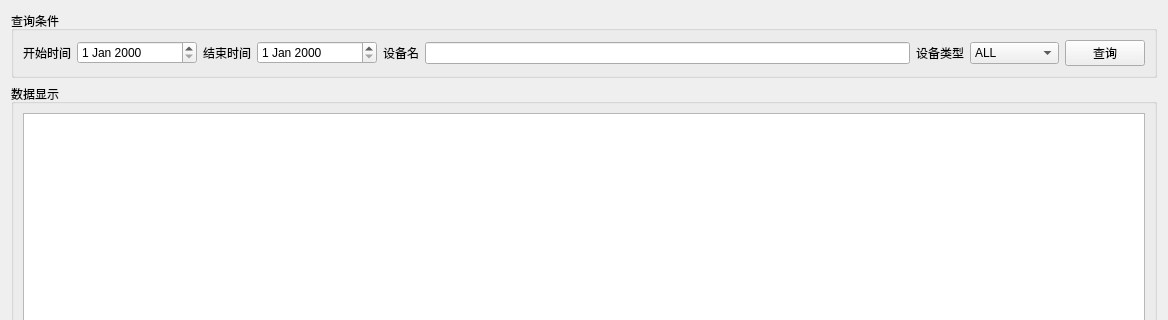
Qt form IoT-Monitoring-Platform/Monitoring_Platform/DataMonitor/datamonitor.ui (earthgigi/IoT-Monitoring-Platform) before a commit; both pictures show x 0 to 1168 and y 0 to 320 of the 1168 by 863 pixel window.
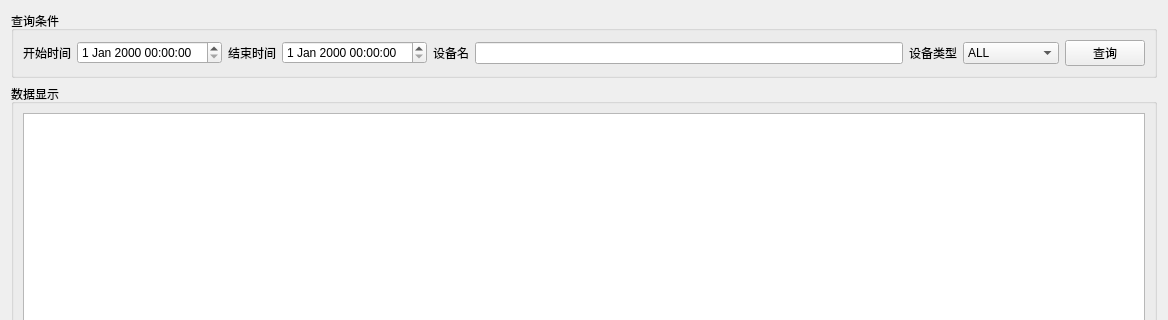
The same form after that commit.

```diff
--- a/IoT-Monitoring-Platform/Monitoring_Platform/DataMonitor/datamonitor.ui
+++ b/IoT-Monitoring-Platform/Monitoring_Platform/DataMonitor/datamonitor.ui
@@ -13,12 +13,14 @@
   <property name="windowTitle">
    <string>Form</string>
   </property>
-  <layout class="QGridLayout" name="gridLayout_3">
+  <layout class="QGridLayout" name="gridLayout_4">
    <item row="0" column="0">
     <widget class="QGroupBox" name="groupBox">
      <property name="title">
       <string>查询条件</string>
      </property>
+     <layout class="QGridLayout" name="gridLayout">
+      <item row="0" column="0">
      <layout class="QHBoxLayout" name="horizontalLayout">
       <item>
        <widget class="QLabel" name="label">
@@ -28,20 +30,7 @@
        </widget>
       </item>
       <item>
-       <widget class="QDateEdit" name="edit_startDate">
-        <property name="minimumSize">
-         <size>
-          <width>120</width>
-          <height>0</height>
-         </size>
-        </property>
-        <property name="maximumSize">
-         <size>
-          <width>120</width>
-          <height>16777215</height>
-         </size>
-        </property>
-       </widget>
+         <widget class="QDateTimeEdit" name="edit_startDate"/>
       </item>
       <item>
        <widget class="QLabel" name="label_2">
@@ -51,20 +40,7 @@
        </widget>
       </item>
       <item>
-       <widget class="QDateEdit" name="edit_endDate">
-        <property name="minimumSize">
-         <size>
-          <width>120</width>
-          <height>0</height>
-         </size>
-        </property>
-        <property name="maximumSize">
-         <size>
-          <width>120</width>
-          <height>16777215</height>
-         </size>
-        </property>
-       </widget>
+         <widget class="QDateTimeEdit" name="edit_endDate"/>
       </item>
       <item>
        <widget class="QLabel" name="label_3">
@@ -92,7 +68,7 @@
         </item>
         <item>
          <property name="text">
-          <string>temprature</string>
+            <string>temperature</string>
          </property>
         </item>
         <item>
@@ -115,6 +91,8 @@
        </widget>
       </item>
      </layout>
+      </item>
+     </layout>
     </widget>
    </item>
    <item row="1" column="0">
@@ -122,8 +100,8 @@
      <property name="title">
       <string>数据显示</string>
      </property>
-     <layout class="QGridLayout" name="gridLayout">
-      <item row="1" column="0">
+     <layout class="QGridLayout" name="gridLayout_3">
+      <item row="0" column="0">
        <widget class="QTableWidget" name="tableWidget_deviceData"/>
       </item>
      </layout>
```
Lines whose indentation alone changed are shown as unchanged.
